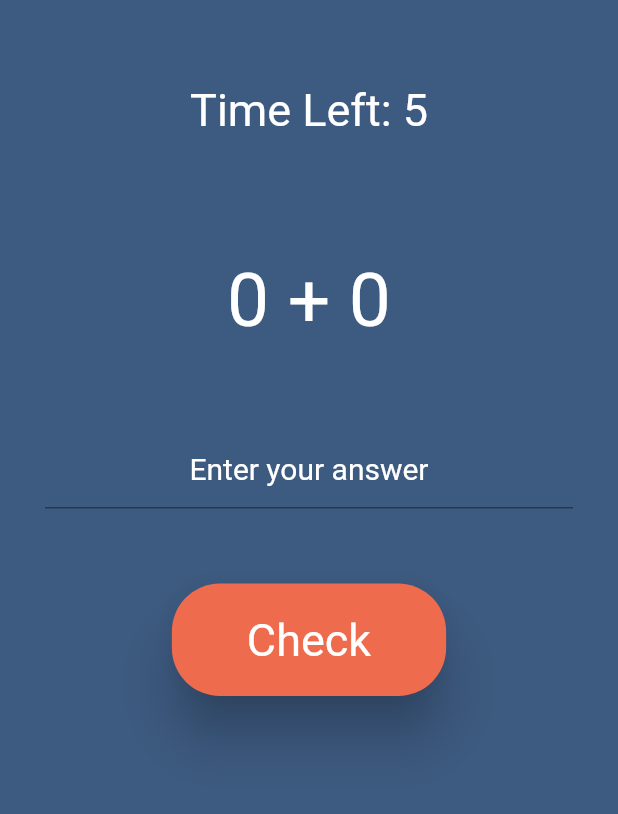
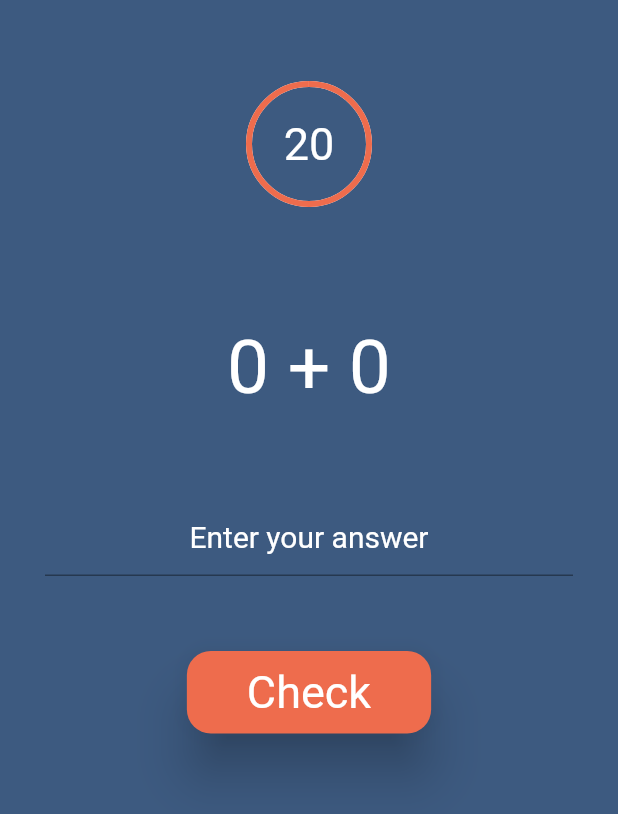
Before and after one commit to carvalho28/explode, a Flutter app: the first screen one second after launch, on a phone screen of 412 x 824 dp. Shown: the top 814 px of the screen. Run offline on Flutter 3.47's test engine with Material 2 defaults, Android fonts, the phone set to English and light mode, and no system bars.

Commit message:
Timer with round bar
Signed-off-by: carvalho28 <carvalhoo287@gmail.com>

```diff
--- a/lib/main.dart
+++ b/lib/main.dart
@@ -57,8 +57,7 @@ class MainMenu extends StatelessWidget {
                 elevation: 15,
               ),
               onPressed: () {
-                Navigator.pushReplacement(
-                  context,
+                Navigator.of(context).pushReplacement(
                   MaterialPageRoute(
                     builder: (context) => const Game(),
                   ),
--- a/lib/utilities/timer.dart
+++ b/lib/utilities/timer.dart
@@ -1,6 +1,7 @@
 import 'dart:async';
 
 import 'package:explode/constants/general.dart';
+import 'package:explode/views/game_over.dart';
 import 'package:flutter/material.dart';
 
 class TimerWidget extends StatefulWidget {
@@ -26,8 +27,7 @@ class _TimerWidgetState extends State<TimerWidget> {
           _timeRemaining--;
         } else {
           timer.cancel();
-          // Navigator.push(
-          //   context,
+          // Navigator.of(context).pushReplacement(
           //   MaterialPageRoute(
           //     builder: (context) => const GameOver(),
           //   ),
@@ -45,12 +45,29 @@ class _TimerWidgetState extends State<TimerWidget> {
 
   @override
   Widget build(BuildContext context) {
-    return Text(
-      'Time Left: $_timeRemaining',
-      style: const TextStyle(
-        color: Colors.white,
-        fontSize: 30,
-        fontFamily: fontBody,
+    return SizedBox(
+      width: 80,
+      height: 80,
+      child: Stack(
+        children: <Widget>[
+          Positioned.fill(
+            child: CircularProgressIndicator(
+              value: _timeRemaining / widget.startingTime,
+              backgroundColor: Colors.white,
+              valueColor: const AlwaysStoppedAnimation<Color>(secondaryColor),
+            ),
+          ),
+          Center(
+            child: Text(
+              _timeRemaining.toString(),
+              style: const TextStyle(
+                color: Colors.white,
+                fontSize: 30,
+                fontFamily: fontBody,
+              ),
+            ),
+          ),
+        ],
       ),
     );
   }
--- a/lib/views/game.dart
+++ b/lib/views/game.dart
@@ -143,11 +143,12 @@ class _ExpressionGeneratorState extends State<ExpressionGenerator> {
             backgroundColor: secondaryColor,
             foregroundColor: Colors.white,
             shape: RoundedRectangleBorder(
-              borderRadius: BorderRadius.circular(32.0),
+              borderRadius: BorderRadius.circular(16.0),
             ),
+            // button padding
             padding: const EdgeInsets.symmetric(
-              horizontal: 50,
-              vertical: 20,
+              horizontal: 40,
+              vertical: 10,
             ),
             // add shadow to the button
             elevation: 15,
@@ -272,9 +273,10 @@ class _GameState extends State<Game> {
         elevation: 0,
       ),
       backgroundColor: primaryColor,
-      body: Column(
+      body: SingleChildScrollView(
+        child: Column(
           children: [
-          const TimerWidget(startingTime: 5),
+            const TimerWidget(startingTime: 20),
             Container(
               padding: const EdgeInsets.symmetric(
                 horizontal: 30,
@@ -284,6 +286,7 @@ class _GameState extends State<Game> {
             ),
           ],
         ),
+      ),
     );
   }
 }
--- a/lib/views/game_over.dart
+++ b/lib/views/game_over.dart
@@ -47,9 +47,10 @@ class _GameOverState extends State<GameOver> {
               ),
               onPressed: () {
                 // restart the game
-                Navigator.push(
-                  context,
-                  MaterialPageRoute(builder: (context) => const MainMenu()),
+                Navigator.of(context).pushReplacement(
+                  MaterialPageRoute(
+                    builder: (context) => const MainMenu(),
+                  ),
                 );
               },
               child: const Text(
```
Lines whose indentation alone changed are shown as unchanged.
